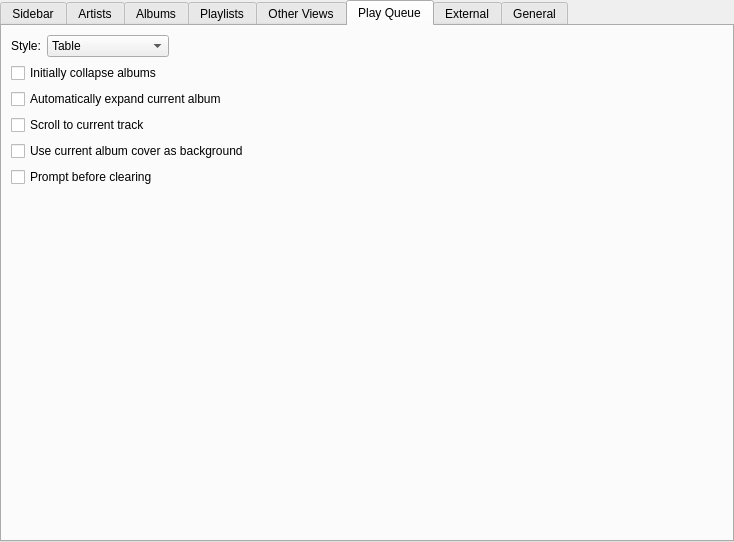
Old version of the form gui/interfacesettings.ui in the repository CDrummond/cantata.
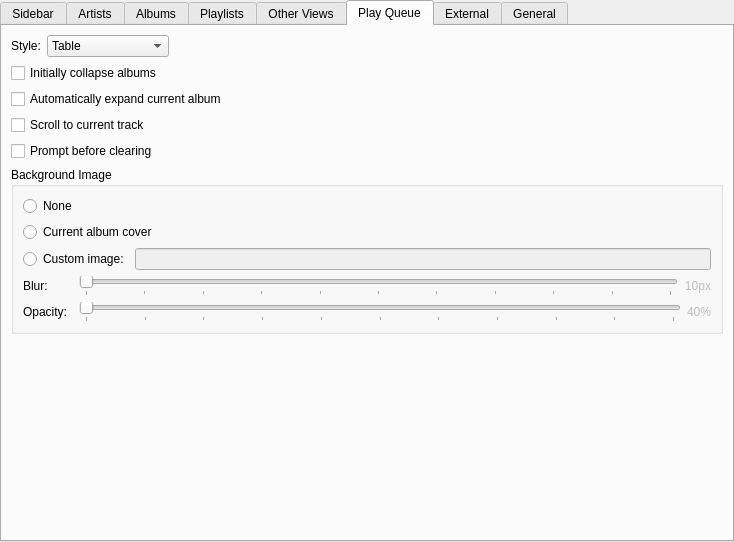
New version of the form. The open tabs and pages were chosen to show the change. Custom widgets are drawn as their Qt base class.

Commit message:
- Add option to use a custom image as playqueue background. - Add option to specify blur and opacity of playqueue background image BUG: 386
(Similar options to be added to context view background)

The edit to the form file:
```diff
--- a/gui/interfacesettings.ui
+++ b/gui/interfacesettings.ui
@@ -469,19 +469,159 @@
         </widget>
        </item>
        <item row="4" column="0" colspan="2">
-        <widget class="QCheckBox" name="playQueueBackground">
-         <property name="text">
-          <string>Use current album cover as background</string>
-         </property>
-        </widget>
-       </item>
-       <item row="5" column="0" colspan="2">
         <widget class="QCheckBox" name="playQueueConfirmClear">
          <property name="text">
           <string>Prompt before clearing</string>
          </property>
         </widget>
        </item>
+       <item row="5" column="0" colspan="2">
+        <widget class="QGroupBox" name="groupBox">
+         <property name="sizePolicy">
+          <sizepolicy hsizetype="MinimumExpanding" vsizetype="Preferred">
+           <horstretch>0</horstretch>
+           <verstretch>0</verstretch>
+          </sizepolicy>
+         </property>
+         <property name="title">
+          <string>Background Image</string>
+         </property>
+         <layout class="QGridLayout" name="gridLayout">
+          <item row="0" column="0" colspan="3">
+           <widget class="QRadioButton" name="playQueueBackground_none">
+            <property name="text">
+             <string>None</string>
+            </property>
+           </widget>
+          </item>
+          <item row="1" column="0" colspan="3">
+           <widget class="QRadioButton" name="playQueueBackground_cover">
+            <property name="text">
+             <string>Current album cover</string>
+            </property>
+           </widget>
+          </item>
+          <item row="2" column="0" colspan="2">
+           <widget class="QRadioButton" name="playQueueBackground_custom">
+            <property name="text">
+             <string>Custom image:</string>
+            </property>
+           </widget>
+          </item>
+          <item row="2" column="2">
+           <widget class="PathRequester" name="playQueueBackgroundFile">
+            <property name="sizePolicy">
+             <sizepolicy hsizetype="MinimumExpanding" vsizetype="Fixed">
+              <horstretch>0</horstretch>
+              <verstretch>0</verstretch>
+             </sizepolicy>
+            </property>
+            <property name="enabled">
+             <bool>false</bool>
+            </property>
+           </widget>
+          </item>
+          <item row="3" column="0">
+           <widget class="QLabel" name="label_4b">
+            <property name="text">
+             <string>Blur:</string>
+            </property>
+           </widget>
+          </item>
+          <item row="3" column="1" colspan="2">
+           <layout class="QHBoxLayout" name="playQueueBackgroundBlurLayout">
+            <property name="margin">
+             <number>0</number>
+            </property>
+            <item>
+             <widget class="QSlider" name="playQueueBackgroundBlur">
+              <property name="maximum">
+               <number>10</number>
+              </property>
+              <property name="pageStep">
+               <number>1</number>
+              </property>
+              <property name="orientation">
+               <enum>Qt::Horizontal</enum>
+              </property>
+              <property name="tickPosition">
+               <enum>QSlider::TicksBelow</enum>
+              </property>
+              <property name="tickInterval">
+               <number>1</number>
+              </property>
+              <property name="enabled">
+               <bool>false</bool>
+              </property>
+             </widget>
+            </item>
+            <item>
+             <widget class="QLabel" name="playQueueBackgroundBlurLabel">
+              <property name="text">
+               <string>10px</string>
+              </property>
+              <property name="alignment">
+               <set>Qt::AlignRight|Qt::AlignTrailing|Qt::AlignVCenter</set>
+              </property>
+              <property name="enabled">
+               <bool>false</bool>
+              </property>
+             </widget>
+            </item>
+           </layout>
+          </item>
+          <item row="4" column="0">
+           <widget class="QLabel" name="label_4">
+            <property name="text">
+             <string>Opacity:</string>
+            </property>
+           </widget>
+          </item>
+          <item row="4" column="1" colspan="2">
+           <layout class="QHBoxLayout" name="playQueueBackgroundOpacityLayout">
+            <property name="margin">
+             <number>0</number>
+            </property>
+            <item>
+             <widget class="QSlider" name="playQueueBackgroundOpacity">
+              <property name="maximum">
+               <number>100</number>
+              </property>
+              <property name="pageStep">
+               <number>10</number>
+              </property>
+              <property name="orientation">
+               <enum>Qt::Horizontal</enum>
+              </property>
+              <property name="tickPosition">
+               <enum>QSlider::TicksBelow</enum>
+              </property>
+              <property name="tickInterval">
+               <number>10</number>
+              </property>
+              <property name="enabled">
+               <bool>false</bool>
+              </property>
+             </widget>
+            </item>
+            <item>
+             <widget class="QLabel" name="playQueueBackgroundOpacityLabel">
+              <property name="text">
+               <string>40%</string>
+              </property>
+              <property name="alignment">
+               <set>Qt::AlignRight|Qt::AlignTrailing|Qt::AlignVCenter</set>
+              </property>
+              <property name="enabled">
+               <bool>false</bool>
+              </property>
+             </widget>
+            </item>
+           </layout>
+          </item>
+         </layout>
+        </widget>
+       </item>
       </layout>
      </widget>
      <widget class="QWidget" name="tab_7">
@@ -723,6 +863,12 @@
    <extends>QLabel</extends>
    <header>statelabel.h</header>
   </customwidget>
+  <customwidget>
+   <class>PathRequester</class>
+   <extends>QLineEdit</extends>
+   <header>pathrequester.h</header>
+   <container>1</container>
+  </customwidget>
  </customwidgets>
  <tabstops>
   <tabstop>tabWidget</tabstop>
```
Left out of the diff: 65 changed lines with no effect on the pictures. The commit also changes 9 other files.
